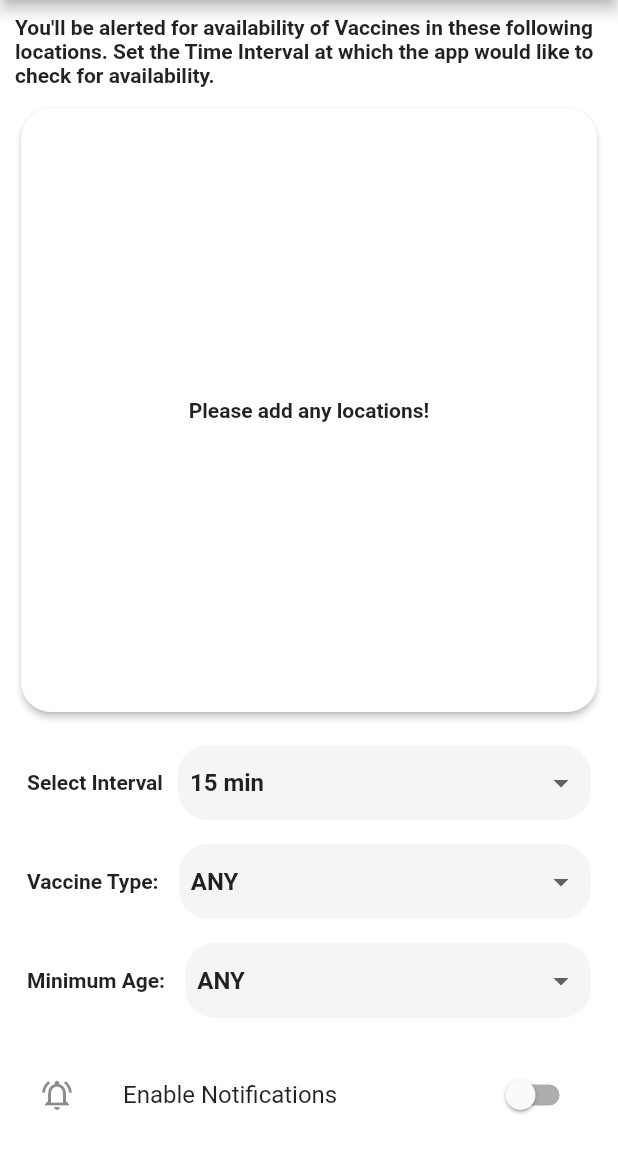
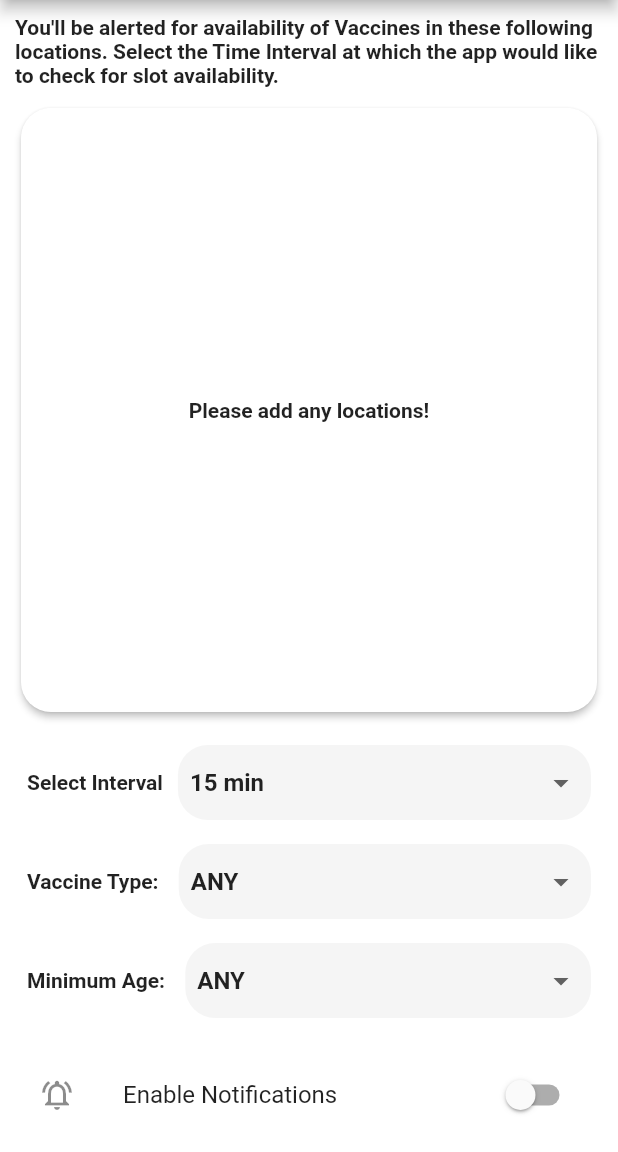
Before and after one commit to MakeshVineeth/cowin_track_availability, a Flutter app: the AlertScreen screen opened by its route, on a phone screen of 412 x 824 dp, the part 84-1236 px from its top. Run offline on Flutter 3.47's test engine with Material 2 defaults, Android fonts, the phone set to English and light mode, and no system bars; our stand-ins replace adaptive_theme, flutter_local_notifications, flutter_markdown, flutter_speed_dial, in_app_review, loading_indicator and 2 more; missing offline and left inert: background_fetch, battery_optimization, device_apps, expand_widget, flutter_scroll_to_top; accounts and stored records are empty; network calls fail.

Commit message:
Improve texts

```diff
--- a/lib/screens/floatingActions/VaccineAlerts/alert_screen.dart
+++ b/lib/screens/floatingActions/VaccineAlerts/alert_screen.dart
@@ -24,7 +24,7 @@ class _AlertScreenState extends State<AlertScreen> {
   String selectedInterval = CommonData.intervals.keys.elementAt(0);
   String selectedAge = CommonData.defaultVaccineType;
   static final String intervalDesc =
-      'Set the Time Interval at which the app would like to check for availability.';
+      'Select the Time Interval at which the app would like to check for slot availability.';
 
   @override
   void initState() {
```
